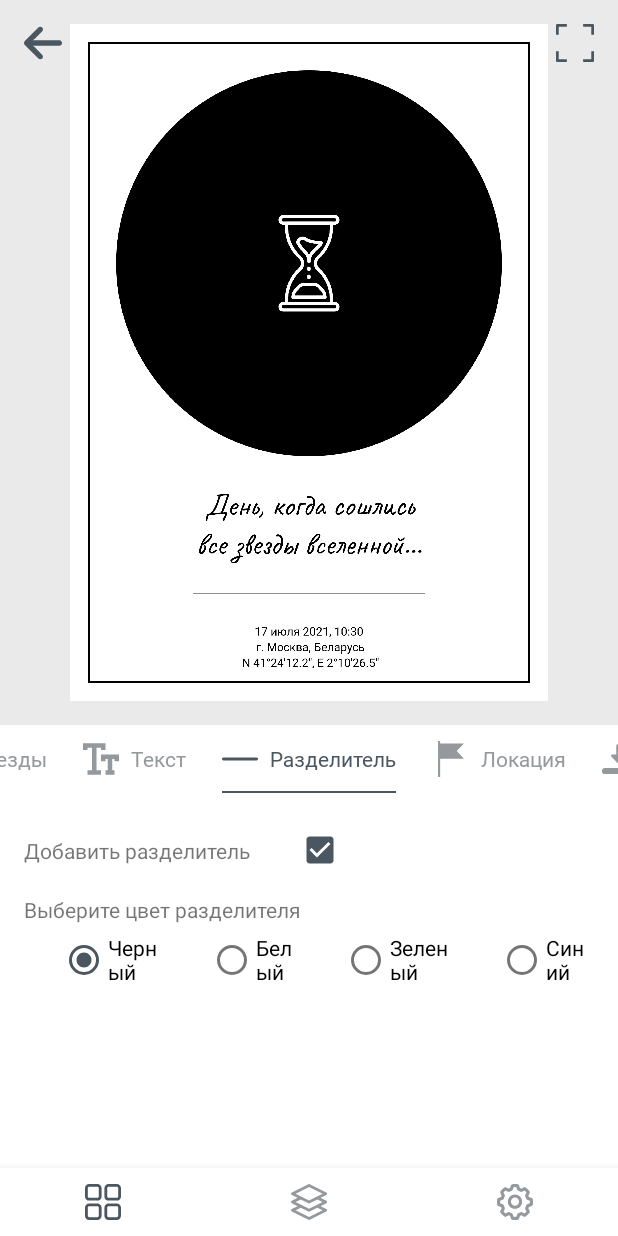
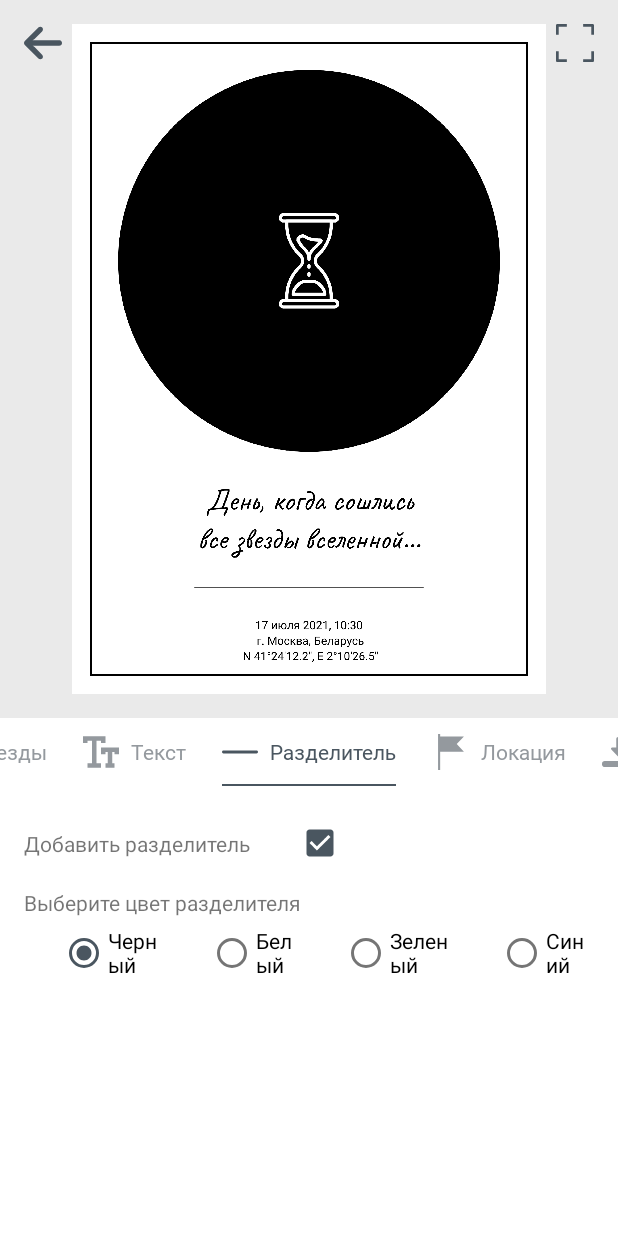
Before and after one commit to Demidovez/StarMap, an Android app: the TemplateFragment screen opened through its navigation route, tab 5 chosen, on a phone screen of 412 x 824 dp. Run offline under Robolectric (Android 15) with nearby library versions, the phone set to English and light mode, and no system bars; our stand-ins replace Picasso, navigation-ui; libraries missing offline, so code that uses them is left out: com.davemorrissey.labs; pictures from the network do not load; 1 statement that could not run was skipped.

Commit message:
done with date and time in event controller

```diff
--- a/app/src/main/java/com/nikolaydemidovez/starmap/MainActivity.kt
+++ b/app/src/main/java/com/nikolaydemidovez/starmap/MainActivity.kt
@@ -3,6 +3,7 @@ package com.nikolaydemidovez.starmap
 import android.app.Activity
 import android.content.Intent
 import android.os.Bundle
+import android.view.View
 import android.view.Window
 import android.view.WindowManager
 import android.widget.Toast
@@ -35,6 +36,13 @@ class MainActivity : AppCompatActivity() {
 
         navController = navHostFragment.findNavController()
 
+        navController.addOnDestinationChangedListener { _, destination, _ ->
+            when (destination.id) {
+                R.id.templateFragment -> navView.visibility = View.GONE
+                else -> navView.visibility = View.VISIBLE
+            }
+        }
+
         val appBarConfiguration = AppBarConfiguration(
             setOf(
                 R.id.navigation_templates, R.id.navigation_projects, R.id.navigation_settings
--- a/app/src/main/java/com/nikolaydemidovez/starmap/pages/template/TemplateFragment.kt
+++ b/app/src/main/java/com/nikolaydemidovez/starmap/pages/template/TemplateFragment.kt
@@ -50,6 +50,9 @@ class TemplateFragment : Fragment() {
             requireActivity().onBackPressed()
         }
 
+        binding.canvasImage.setOnClickListener {
+            showFullScreenCanvasDialog(templateCanvas)
+        }
         binding.fullScreen.setOnClickListener {
             showFullScreenCanvasDialog(templateCanvas)
         }
--- a/app/src/main/java/com/nikolaydemidovez/starmap/templates/TemplateCanvas.kt
+++ b/app/src/main/java/com/nikolaydemidovez/starmap/templates/TemplateCanvas.kt
@@ -19,6 +19,7 @@ import retrofit2.Call
 import retrofit2.Callback
 import retrofit2.Response
 import java.io.*
+import java.sql.Time
 import java.text.SimpleDateFormat
 import java.util.*
 import kotlin.collections.ArrayList
@@ -45,7 +46,7 @@ abstract class TemplateCanvas(private val activity: MainActivity) {
     val hasEventDateInLocation          = MutableLiveData<Boolean>()    // Добавить ли дату в текст локации
     val eventDate                       = MutableLiveData<Date>()       // Дата события
     val hasEventTimeInLocation          = MutableLiveData<Boolean>()    // Добавить ли время в текст локации
-    val eventTime                       = MutableLiveData<Date>()       // Время события
+    val eventTime                       = MutableLiveData<String>()     // Время события
     val hasEventCityInLocation          = MutableLiveData<Boolean>()    // Добавить ли город в текст локации
     val eventCity                       = MutableLiveData<String>()     // Город события
     val hasEventCoordinatesInLocation   = MutableLiveData<Boolean>()    // Добавить ли широту и долготу в текст локации
@@ -138,7 +139,7 @@ abstract class TemplateCanvas(private val activity: MainActivity) {
             locationText = "$locationText ${SimpleDateFormat("dd MMMM yyyy", Locale("ru")).format(eventDate.value!!)}"
 
         if(hasEventTimeInLocation.value!!)
-            locationText = "$locationText, ${SimpleDateFormat("HH:mm", Locale("ru")).format(eventTime.value!!)}\n"
+            locationText = "$locationText, ${eventTime.value!!}\n"
 
         if(hasEventCityInLocation.value!!)
             locationText = "$locationText г. ${eventCity.value}, Беларусь\n"
--- a/app/src/main/java/com/nikolaydemidovez/starmap/templates/classic_v1/ClassicV1TemplateCanvas.kt
+++ b/app/src/main/java/com/nikolaydemidovez/starmap/templates/classic_v1/ClassicV1TemplateCanvas.kt
@@ -57,6 +57,11 @@ class ClassicV1TemplateCanvas(private val activity: MainActivity) : TemplateCanv
     private var bitmapStarMap: Bitmap? = null
 
     init {
+        val date = Calendar.getInstance()
+
+        val hourOfDay = date.get(Calendar.HOUR_OF_DAY)
+        val minute    = date.get(Calendar.MINUTE)
+
         canvasWidth.value                               = 2480F
         canvasHeight.value                              = 3508F
         backgroundColorCanvas.value                     = Color.parseColor("#FFFFFF")
@@ -75,7 +80,7 @@ class ClassicV1TemplateCanvas(private val activity: MainActivity) : TemplateCanv
         hasEventDateInLocation.value                    = true
         eventDate.value                                 = Calendar.getInstance().time
         hasEventTimeInLocation.value                    = true
-        eventTime.value                                 = Date()
+        eventTime.value                                 = "${hourOfDay.toString().padStart(2, '0')}:${minute.toString().padStart(2, '0')}"
         hasEventCityInLocation.value                    = true
         eventCity.value                                 = "Москва"
         hasEventCoordinatesInLocation.value             = true
@@ -103,9 +108,9 @@ class ClassicV1TemplateCanvas(private val activity: MainActivity) : TemplateCanv
         eventLocationSize.observe(activity,             { redraw(arrayOf(::drawLocationText)) })
         descText.observe(activity,                      { redraw(arrayOf(::drawDesc)) })
         hasEventDateInLocation.observe(activity,        { redraw(arrayOf(::drawLocationText)) })
-        eventDate.observe(activity,                     { redraw(arrayOf(::drawLocationText)) })
+        eventDate.observe(activity,                     { redraw(arrayOf(::requestStarMap, ::drawMap, ::drawLocationText)) })
         hasEventTimeInLocation.observe(activity,        { redraw(arrayOf(::drawLocationText)) })
-        eventTime.observe(activity,                     { redraw(arrayOf(::drawLocationText)) })
+        eventTime.observe(activity,                     { redraw(arrayOf(::requestStarMap, ::drawMap, ::drawLocationText)) })
         hasEventCityInLocation.observe(activity,        { redraw(arrayOf(::drawLocationText)) })
         eventCity.observe(activity,                     { redraw(arrayOf(::drawLocationText)) })
         hasEventCoordinatesInLocation.observe(activity, { redraw(arrayOf(::drawLocationText)) })
@@ -152,10 +157,21 @@ class ClassicV1TemplateCanvas(private val activity: MainActivity) : TemplateCanv
     }
 
     private fun getRequestBodyStarMap(): RequestBody {
+        val date = Calendar.getInstance()
+        date.time = eventDate.value!!
+
+        val year    = date.get(Calendar.YEAR)
+        val month   = date.get(Calendar.MONTH)
+        val day     = date.get(Calendar.DAY_OF_MONTH)
+        val hours   = eventTime.value!!.split(":")[0].toInt()
+        val minutes = eventTime.value!!.split(":")[1].toInt()
+
+        date.set(year, month, day, hours, minutes)
+
         val jsonString =
             """
                 {
-                    "date": 1626283443816,
+                    "date": ${date.time.time},
                     "location": [25.1, 25.1],
                     "width": 1000,
                     "options": {
--- a/app/src/main/res/layout/fragment_event_v1_controller.xml
+++ b/app/src/main/res/layout/fragment_event_v1_controller.xml
@@ -67,6 +67,8 @@
             android:layout_marginStart="8dp"
             style="@style/edit_text_controller"
             android:layout_marginTop="8dp"
+            android:inputType="none"
+            android:focusable="false"
             app:layout_constraintStart_toEndOf="@id/guideline"
             app:layout_constraintTop_toBottomOf="@+id/label_time"
             app:layout_constraintEnd_toEndOf="parent"/>
--- a/app/src/main/res/layout/fragment_template.xml
+++ b/app/src/main/res/layout/fragment_template.xml
@@ -63,7 +63,7 @@
         app:layout_constraintStart_toStartOf="parent"
         app:layout_constraintBottom_toBottomOf="parent"
         android:layout_width="match_parent"
-        android:layout_height="250dp"
+        android:layout_height="300dp"
         android:layout_weight="1" />
 
 </androidx.constraintlayout.widget.ConstraintLayout>
--- a/app/src/main/res/values/themes.xml
+++ b/app/src/main/res/values/themes.xml
@@ -7,6 +7,8 @@
         <item name="android:windowLightNavigationBar" tools:targetApi="27">true</item>
         <item name="android:navigationBarColor" tools:targetApi="21">@color/white</item>
         <item name="android:windowLightStatusBar" tools:targetApi="23">true</item>
+        <item name="android:datePickerStyle">@style/DatePickerStyle</item>
+        <item name="android:timePickerStyle" tools:targetApi="21">@style/TimePickerStyle</item>
     </style>
 
     <style name="full_screen_dialog" >
@@ -43,5 +45,13 @@
         <item name="android:inputType">textNoSuggestions</item>
     </style>
 
+    <style name="DatePickerStyle" parent="@android:style/Widget.Material.DatePicker" tools:targetApi="lollipop">
+        <item name="android:datePickerMode">spinner</item>
+    </style>
+
+    <style name="TimePickerStyle" parent="@android:style/Widget.Material.TimePicker" tools:targetApi="lollipop">
+        <item name="android:timePickerMode">spinner</item>
+    </style>
+
 
 </resources>
```
Also changed, not shown: app/src/main/java/com/nikolaydemidovez/starmap/controllers/event_v1/EventV1ControllerFragment.kt (+43 -3 lines).
